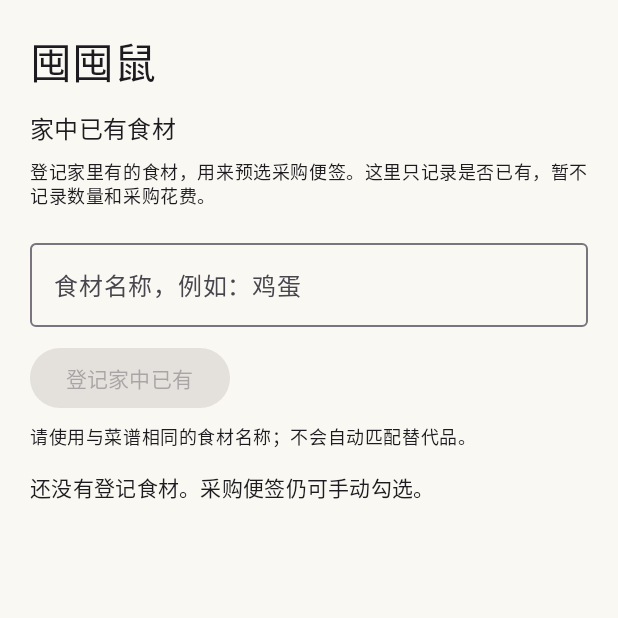
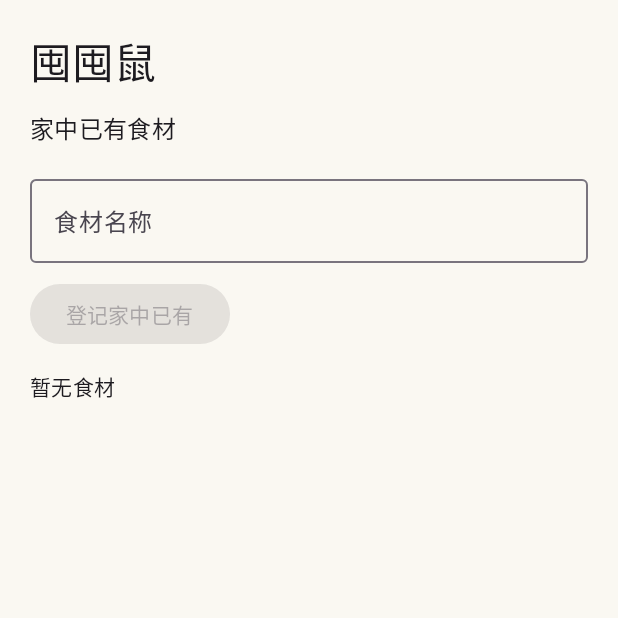
Before and after one commit to dong-frank/COOKX, an Android app built with Jetpack Compose: the composable PantryScreen shown on its own in the app's theme, on a phone screen of 412 x 824 dp, the top half of it. Run offline under Robolectric (Android 15) with nearby library versions, the phone set to English and light mode, and no system bars.

Commit message:
style: remove explanatory microcopy from shopping and pantry screens

```diff
--- a/app/src/main/kotlin/com/cookx/app/ui/ShoppingMemoScreen.kt
+++ b/app/src/main/kotlin/com/cookx/app/ui/ShoppingMemoScreen.kt
@@ -24,11 +24,10 @@ import com.cookx.app.domain.*
             Text(recipe.name, Modifier.padding(top = 8.dp), style = MaterialTheme.typography.titleMedium)
             Text("已准备 ${memo.items.count { it.checked }} / ${memo.items.size}", Modifier.padding(top = 12.dp),
                 style = MaterialTheme.typography.labelLarge, color = MaterialTheme.colorScheme.primary)
-            Text("勾选表示已准备，不会更改库存或花费。", Modifier.padding(top = 8.dp), style = MaterialTheme.typography.bodySmall)
         }
         items(memo.items, key = { it.key }) { item ->
             Surface(shape = RoundedCornerShape(14.dp), color = MaterialTheme.colorScheme.surfaceContainerLow) {
-                Row(Modifier.fillMaxWidth().toggleable(value = item.checked, enabled = !busy, role = Role.Checkbox,
+                Row(Modifier.fillMaxWidth().heightIn(min = 56.dp).toggleable(value = item.checked, enabled = !busy, role = Role.Checkbox,
                     onValueChange = { check(item.key, it) }).testTag("shopping:${item.key}").padding(horizontal = 12.dp, vertical = 10.dp),
                     verticalAlignment = Alignment.CenterVertically) {
                     Checkbox(checked = item.checked, onCheckedChange = null, enabled = !busy)
@@ -36,20 +35,13 @@ import com.cookx.app.domain.*
                     Column(Modifier.weight(1f), verticalArrangement = Arrangement.spacedBy(4.dp)) {
                         Text(item.ingredient, style = MaterialTheme.typography.bodyLarge,
                             textDecoration = if (item.checked) TextDecoration.LineThrough else null)
-                        Text(when (item.source) {
-                            PreparationSource.PANTRY -> "家中已有 · 请核对余量"
-                            PreparationSource.MANUAL -> if (item.checked) "手动勾选" else "手动标记待准备"
-                            PreparationSource.PENDING -> "待准备"
-                        }, style = MaterialTheme.typography.bodySmall, color = MaterialTheme.colorScheme.onSurfaceVariant)
+
                     }
                 }
             }
         }
         item {
-            OutlinedButton(onClick = recheck, enabled = !busy) { Text("按家中食材重新检查") }
-            Text("在「囤囤鼠」登记家中已有食材后，可重新检查。手动选择会保留；家中有不代表数量足够。",
-                Modifier.padding(top = 8.dp), style = MaterialTheme.typography.bodySmall,
-                color = MaterialTheme.colorScheme.onSurfaceVariant)
+            OutlinedButton(onClick = recheck, enabled = !busy) { Text("重新检查") }
         }
     }
 }
@@ -62,23 +54,19 @@ import com.cookx.app.domain.*
         item {
             Text("囤囤鼠", style = MaterialTheme.typography.headlineMedium)
             Text("家中已有食材", Modifier.padding(top = 12.dp), style = MaterialTheme.typography.titleMedium)
-            Text("登记家里有的食材，用来预选采购便签。这里只记录是否已有，暂不记录数量和采购花费。",
-                Modifier.padding(top = 8.dp), style = MaterialTheme.typography.bodySmall)
         }
         item {
-            OutlinedTextField(name, { name = it.take(64) }, label = { Text("食材名称，例如：鸡蛋") }, singleLine = true, modifier = Modifier.fillMaxWidth())
+            OutlinedTextField(name, { name = it.take(64) }, label = { Text("食材名称") }, singleLine = true, modifier = Modifier.fillMaxWidth())
             Button(onClick = { add(name) }, enabled = name.isNotBlank() && !busy, modifier = Modifier.padding(top = 10.dp)) { Text("登记家中已有") }
-            Text("请使用与菜谱相同的食材名称；不会自动匹配替代品。", Modifier.padding(top = 6.dp), style = MaterialTheme.typography.bodySmall)
         }
-        if (pantry.isEmpty()) item { Text("还没有登记食材。采购便签仍可手动勾选。", style = MaterialTheme.typography.bodyMedium) }
+        if (pantry.isEmpty()) item { Text("暂无食材", style = MaterialTheme.typography.bodyMedium) }
         items(pantry, key = { it.id }) { item ->
-            Row(Modifier.fillMaxWidth().toggleable(item.available, enabled = !busy, role = Role.Checkbox,
+            Row(Modifier.fillMaxWidth().heightIn(min = 48.dp).toggleable(item.available, enabled = !busy, role = Role.Checkbox,
                 onValueChange = { setAvailable(item.id, it) }).padding(vertical = 6.dp), verticalAlignment = Alignment.CenterVertically) {
                 Checkbox(checked = item.available, onCheckedChange = null, enabled = !busy)
                 Spacer(Modifier.width(12.dp))
                 Column {
                     Text(item.name, style = MaterialTheme.typography.bodyLarge)
-                    Text(if (item.available) "家中已有 · 数量未记录" else "暂时没有", style = MaterialTheme.typography.bodySmall)
                 }
             }
         }
```
Also changed, not shown: 5 other files.
